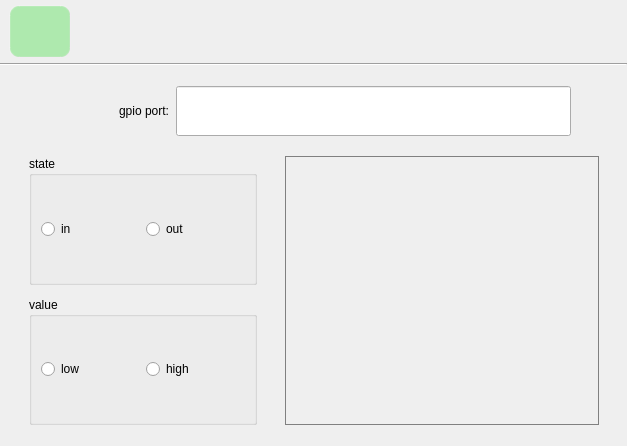
Above: gpio.ui from jizizihe/baijie_demo before the change. Below: the same form after it.
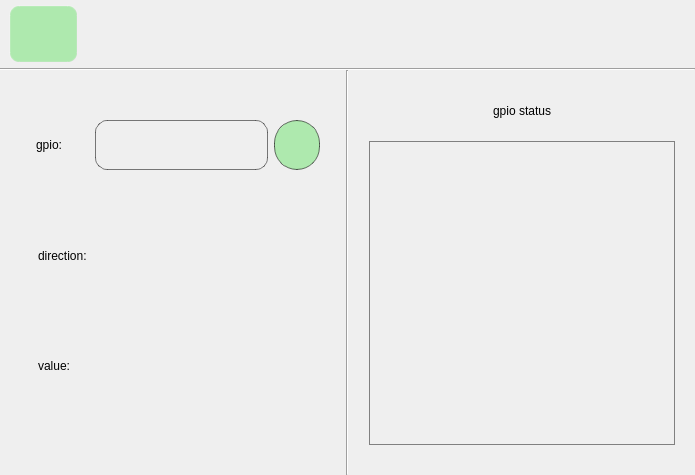
That is the form after the change. Icons and pictures are not drawn. Custom widgets are drawn as their Qt base class.

Commit message: func: 1.add cancel pair, disconnect, stop scanning, and display matched bluetooth in bluetooth       2.add display connected devices in wifi       3.change function button style and change layout in gpio       4.change layout in ethernet

```diff
--- a/gpio.ui
+++ b/gpio.ui
@@ -6,8 +6,8 @@
    <rect>
     <x>0</x>
     <y>0</y>
-    <width>627</width>
-    <height>446</height>
+    <width>695</width>
+    <height>475</height>
    </rect>
   </property>
   <property name="sizePolicy">
@@ -47,6 +47,11 @@
     outline: none; /*去掉按钮的虚线框*/
 }
 
+QMessageBox {
+background-image: url(:/button_image/all/background.jpg);
+	border:1px solid gray;
+}
+
 QPushButton:hover{ /*鼠标悬停在按钮上时*/
         background-color:rgba(100,255,100, 100);
         border-color: rgba(255, 225, 255, 200);
@@ -70,14 +75,14 @@
 QSlider::sub-page:horizontal { /*水平滑块手柄以前的部分*/
         border-image: url(:/image/slider.png);/*边框图片*/
 }
-
+ QScrollBar{ width:28px;}
 QTextEdit
 {
 	background-color:transparent;
 	border:1px solid gray;
 }</string>
   </property>
-  <layout class="QGridLayout" name="gridLayout_2" rowstretch="1,0,6">
+  <layout class="QGridLayout" name="gridLayout" rowstretch="1,0,6">
    <property name="leftMargin">
     <number>0</number>
    </property>
@@ -222,145 +227,353 @@
     </widget>
    </item>
    <item row="2" column="0">
-    <layout class="QGridLayout" name="gridLayout" rowstretch="1,5,1,13,1">
-     <property name="topMargin">
-      <number>0</number>
-     </property>
-     <property name="bottomMargin">
-      <number>0</number>
-     </property>
-     <property name="spacing">
-      <number>0</number>
-     </property>
-     <item row="4" column="0">
-      <spacer name="verticalSpacer_2">
-       <property name="orientation">
-        <enum>Qt::Vertical</enum>
-       </property>
-       <property name="sizeHint" stdset="0">
-        <size>
-         <width>20</width>
-         <height>40</height>
-        </size>
-       </property>
-      </spacer>
-     </item>
-     <item row="3" column="0">
-      <layout class="QHBoxLayout" name="horizontalLayout_3" stretch="1,8,1,11,1">
+    <layout class="QHBoxLayout" name="horizontalLayout_7" stretch="1,0,1">
+     <item>
+      <layout class="QVBoxLayout" name="verticalLayout" stretch="3,3,3,3,3,3,5">
        <property name="spacing">
-        <number>0</number>
+        <number>10</number>
        </property>
-       <property name="topMargin">
-        <number>0</number>
+       <property name="leftMargin">
+        <number>10</number>
        </property>
-       <property name="bottomMargin">
+       <property name="rightMargin">
         <number>0</number>
        </property>
        <item>
-        <spacer name="horizontalSpacer">
+        <spacer name="verticalSpacer_4">
          <property name="orientation">
-          <enum>Qt::Horizontal</enum>
+          <enum>Qt::Vertical</enum>
          </property>
          <property name="sizeHint" stdset="0">
           <size>
-           <width>40</width>
-           <height>20</height>
+           <width>20</width>
+           <height>40</height>
           </size>
          </property>
         </spacer>
        </item>
        <item>
-        <layout class="QVBoxLayout" name="verticalLayout">
+        <layout class="QHBoxLayout" name="horizontalLayout_2" stretch="2,4,13,3,2">
          <property name="spacing">
-          <number>12</number>
+          <number>6</number>
+         </property>
+         <property name="leftMargin">
+          <number>0</number>
          </property>
          <property name="topMargin">
           <number>0</number>
          </property>
-         <property name="bottomMargin">
+         <property name="rightMargin">
           <number>0</number>
          </property>
          <item>
-          <widget class="QGroupBox" name="stateGroup">
-           <property name="focusPolicy">
-            <enum>Qt::WheelFocus</enum>
+          <spacer name="horizontalSpacer_2">
+           <property name="orientation">
+            <enum>Qt::Horizontal</enum>
            </property>
-           <property name="title">
-            <string>state</string>
+           <property name="sizeHint" stdset="0">
+            <size>
+             <width>40</width>
+             <height>20</height>
+            </size>
            </property>
-           <layout class="QHBoxLayout" name="horizontalLayout_2">
-            <property name="topMargin">
-             <number>0</number>
-            </property>
-            <property name="bottomMargin">
-             <number>0</number>
-            </property>
-            <item>
-             <widget class="QRadioButton" name="rBtnin">
-              <property name="text">
-               <string>in</string>
-              </property>
-             </widget>
-            </item>
-            <item>
-             <widget class="QRadioButton" name="rBtnout">
-              <property name="text">
-               <string>out</string>
-              </property>
-             </widget>
-            </item>
-           </layout>
+          </spacer>
+         </item>
+         <item>
+          <widget class="QLabel" name="label">
+           <property name="text">
+            <string>gpio: </string>
+           </property>
+           <property name="alignment">
+            <set>Qt::AlignLeading|Qt::AlignLeft|Qt::AlignVCenter</set>
+           </property>
           </widget>
          </item>
          <item>
-          <widget class="QGroupBox" name="valueGroup">
-           <property name="focusPolicy">
-            <enum>Qt::WheelFocus</enum>
+          <widget class="QLineEdit" name="lineedit1_1">
+           <property name="sizePolicy">
+            <sizepolicy hsizetype="Minimum" vsizetype="Minimum">
+             <horstretch>0</horstretch>
+             <verstretch>0</verstretch>
+            </sizepolicy>
            </property>
-           <property name="title">
-            <string>value</string>
+           <property name="minimumSize">
+            <size>
+             <width>0</width>
+             <height>0</height>
+            </size>
            </property>
-           <layout class="QHBoxLayout" name="horizontalLayout_7">
-            <property name="leftMargin">
-             <number>9</number>
-            </property>
-            <property name="topMargin">
-             <number>5</number>
-            </property>
-            <property name="bottomMargin">
-             <number>5</number>
-            </property>
-            <item>
-             <widget class="QRadioButton" name="rBtnlow">
-              <property name="text">
-               <string>low</string>
-              </property>
-             </widget>
-            </item>
-            <item>
-             <widget class="QRadioButton" name="rBtnhigh">
-              <property name="text">
-               <string>high</string>
-              </property>
-             </widget>
-            </item>
-           </layout>
+           <property name="maximumSize">
+            <size>
+             <width>16777215</width>
+             <height>16777215</height>
+            </size>
+           </property>
+           <property name="styleSheet">
+            <string notr="true">    border-style: outset; /*边框样式*/
+     border-width:  1px;  /*边框宽度为4像素*/
+     border-radius: 12px; /*边框圆角半径*/
+     border-color: rgba(0, 0, 0,130);/*边框颜色*/
+background-color:transparent;
+     padding: 6px; /*填衬*/
+	outline: none; /*去掉按钮的虚线框*/</string>
+           </property>
           </widget>
          </item>
+         <item>
+          <widget class="QPushButton" name="pushButton">
+           <property name="sizePolicy">
+            <sizepolicy hsizetype="Minimum" vsizetype="Minimum">
+             <horstretch>0</horstretch>
+             <verstretch>0</verstretch>
+            </sizepolicy>
+           </property>
+           <property name="styleSheet">
+            <string notr="true"> border-color: rgba(0, 0, 0,140);/*边框颜色*/
+     border-radius: 23px; /*边框圆角半径*/
+border-width:  1px;  /*边框宽度为4像素*/</string>
+           </property>
+           <property name="text">
+            <string/>
+           </property>
+           <property name="icon">
+            <iconset resource="translation.qrc">
+             <normaloff>:/button_image/tips.svg</normaloff>:/button_image/tips.svg</iconset>
+           </property>
+           <property name="iconSize">
+            <size>
+             <width>32</width>
+             <height>32</height>
+            </size>
+           </property>
+          </widget>
+         </item>
+         <item>
+          <spacer name="horizontalSpacer_11">
+           <property name="orientation">
+            <enum>Qt::Horizontal</enum>
+           </property>
+           <property name="sizeHint" stdset="0">
+            <size>
+             <width>40</width>
+             <height>20</height>
+            </size>
+           </property>
+          </spacer>
+         </item>
         </layout>
        </item>
        <item>
-        <spacer name="horizontalSpacer_2">
+        <spacer name="verticalSpacer">
          <property name="orientation">
-          <enum>Qt::Horizontal</enum>
+          <enum>Qt::Vertical</enum>
          </property>
          <property name="sizeHint" stdset="0">
           <size>
-           <width>40</width>
-           <height>20</height>
+           <width>20</width>
+           <height>13</height>
           </size>
          </property>
         </spacer>
+       </item>
+       <item>
+        <layout class="QHBoxLayout" name="horizontalLayout_6" stretch="2,7,7,8">
+         <property name="spacing">
+          <number>0</number>
+         </property>
+         <item>
+          <spacer name="horizontalSpacer_10">
+           <property name="orientation">
+            <enum>Qt::Horizontal</enum>
+           </property>
+           <property name="sizeHint" stdset="0">
+            <size>
+             <width>40</width>
+             <height>20</height>
+            </size>
+           </property>
+          </spacer>
+         </item>
+         <item>
+          <widget class="QLabel" name="label_5">
+           <property name="text">
+            <string>direction: </string>
+           </property>
+           <property name="alignment">
+            <set>Qt::AlignLeading|Qt::AlignLeft|Qt::AlignVCenter</set>
+           </property>
+          </widget>
+         </item>
+         <item>
+          <widget class="SwitchControl" name="status_Switch" native="true"/>
+         </item>
+         <item>
+          <spacer name="horizontalSpacer_4">
+           <property name="orientation">
+            <enum>Qt::Horizontal</enum>
+           </property>
+           <property name="sizeHint" stdset="0">
+            <size>
+             <width>40</width>
+             <height>20</height>
+            </size>
+           </property>
+          </spacer>
+         </item>
+        </layout>
+       </item>
+       <item>
+        <spacer name="verticalSpacer_5">
+         <property name="orientation">
+          <enum>Qt::Vertical</enum>
+         </property>
+         <property name="sizeHint" stdset="0">
+          <size>
+           <width>20</width>
+           <height>40</height>
+          </size>
+         </property>
+        </spacer>
+       </item>
+       <item>
+        <layout class="QHBoxLayout" name="horizontalLayout" stretch="2,7,7,8">
+         <property name="spacing">
+          <number>0</number>
+         </property>
+         <item>
+          <spacer name="horizontalSpacer_6">
+           <property name="orientation">
+            <enum>Qt::Horizontal</enum>
+           </property>
+           <property name="sizeHint" stdset="0">
+            <size>
+             <width>40</width>
+             <height>20</height>
+            </size>
+           </property>
+          </spacer>
+         </item>
+         <item>
+          <widget class="QLabel" name="label_2">
+           <property name="sizePolicy">
+            <sizepolicy hsizetype="Minimum" vsizetype="Minimum">
+             <horstretch>0</horstretch>
+             <verstretch>0</verstretch>
+            </sizepolicy>
+           </property>
+           <property name="layoutDirection">
+            <enum>Qt::LeftToRight</enum>
+           </property>
+           <property name="styleSheet">
+            <string notr="true"/>
+           </property>
+           <property name="text">
+            <string>value: </string>
+           </property>
+           <property name="alignment">
+            <set>Qt::AlignLeading|Qt::AlignLeft|Qt::AlignVCenter</set>
+           </property>
+          </widget>
+         </item>
+         <item>
+          <widget class="SwitchControl" name="value_Switch" native="true"/>
+         </item>
+         <item>
+          <spacer name="horizontalSpacer_8">
+           <property name="orientation">
+            <enum>Qt::Horizontal</enum>
+           </property>
+           <property name="sizeHint" stdset="0">
+            <size>
+             <width>13</width>
+             <height>13</height>
+            </size>
+           </property>
+          </spacer>
+         </item>
+        </layout>
+       </item>
+       <item>
+        <spacer name="verticalSpacer_7">
+         <property name="orientation">
+          <enum>Qt::Vertical</enum>
+         </property>
+         <property name="sizeHint" stdset="0">
+          <size>
+           <width>20</width>
+           <height>40</height>
+          </size>
+         </property>
+        </spacer>
+       </item>
+      </layout>
+     </item>
+     <item>
+      <widget class="Line" name="line_2">
+       <property name="orientation">
+        <enum>Qt::Vertical</enum>
+       </property>
+      </widget>
+     </item>
+     <item>
+      <layout class="QVBoxLayout" name="verticalLayout_2" stretch="2,10,1">
+       <property name="leftMargin">
+        <number>20</number>
+       </property>
+       <property name="topMargin">
+        <number>10</number>
+       </property>
+       <property name="rightMargin">
+        <number>20</number>
+       </property>
+       <property name="bottomMargin">
+        <number>0</number>
+       </property>
+       <item>
+        <layout class="QHBoxLayout" name="horizontalLayout_3" stretch="1,1,1">
+         <property name="leftMargin">
+          <number>0</number>
+         </property>
+         <property name="rightMargin">
+          <number>0</number>
+         </property>
+         <item>
+          <spacer name="horizontalSpacer">
+           <property name="orientation">
+            <enum>Qt::Horizontal</enum>
+           </property>
+           <property name="sizeHint" stdset="0">
+            <size>
+             <width>40</width>
+             <height>20</height>
+            </size>
+           </property>
+          </spacer>
+         </item>
+         <item>
+          <widget class="QLabel" name="label_4">
+           <property name="text">
+            <string>gpio status</string>
+           </property>
+           <property name="alignment">
+            <set>Qt::AlignCenter</set>
+           </property>
+          </widget>
+         </item>
+         <item>
+          <spacer name="horizontalSpacer_7">
+           <property name="orientation">
+            <enum>Qt::Horizontal</enum>
+           </property>
+           <property name="sizeHint" stdset="0">
+            <size>
+             <width>40</width>
+             <height>20</height>
+            </size>
+           </property>
+          </spacer>
+         </item>
+        </layout>
        </item>
        <item>
         <widget class="QTextEdit" name="display">
@@ -370,127 +583,46 @@
          <property name="layoutDirection">
           <enum>Qt::LeftToRight</enum>
          </property>
-        </widget>
-       </item>
-       <item>
-        <spacer name="horizontalSpacer_7">
-         <property name="orientation">
-          <enum>Qt::Horizontal</enum>
+         <property name="styleSheet">
+          <string notr="true">
+     border-width:  1px;  /*边框宽度为4像素*/
+     border-radius: 12px; /*边框圆角半径*/
+     padding: 6px; /*填衬*/
+  background-color:rgba(255, 255, 255, 80);
+ border-color: rgba(0, 0, 0,130);/*边框颜色*/
+ QScrollBar{ width:36px;}</string>
          </property>
-         <property name="sizeHint" stdset="0">
-          <size>
-           <width>40</width>
-           <height>20</height>
-          </size>
-         </property>
-        </spacer>
-       </item>
-      </layout>
-     </item>
-     <item row="1" column="0">
-      <layout class="QHBoxLayout" name="horizontalLayout" stretch="1,2,7,1">
-       <property name="spacing">
-        <number>7</number>
-       </property>
-       <property name="topMargin">
-        <number>0</number>
-       </property>
-       <property name="bottomMargin">
-        <number>0</number>
-       </property>
-       <item>
-        <spacer name="horizontalSpacer_4">
-         <property name="orientation">
-          <enum>Qt::Horizontal</enum>
-         </property>
-         <property name="sizeHint" stdset="0">
-          <size>
-           <width>40</width>
-           <height>20</height>
-          </size>
-         </property>
-        </spacer>
-       </item>
-       <item>
-        <widget class="QLabel" name="label">
-         <property name="focusPolicy">
-          <enum>Qt::WheelFocus</enum>
-         </property>
-         <property name="text">
-          <string>gpio port:</string>
-         </property>
-         <property name="alignment">
-          <set>Qt::AlignRight|Qt::AlignTrailing|Qt::AlignVCenter</set>
-         </property>
         </widget>
        </item>
        <item>
-        <widget class="QLineEdit" name="lineedit1_1">
-         <property name="sizePolicy">
-          <sizepolicy hsizetype="Minimum" vsizetype="Minimum">
-           <horstretch>0</horstretch>
-           <verstretch>0</verstretch>
-          </sizepolicy>
-         </property>
-         <property name="minimumSize">
-          <size>
-           <width>0</width>
-           <height>50</height>
-          </size>
-         </property>
-         <property name="maximumSize">
-          <size>
-           <width>16777215</width>
-           <height>50</height>
-          </size>
-         </property>
-        </widget>
-       </item>
-       <item>
-        <spacer name="horizontalSpacer_5">
+        <spacer name="verticalSpacer_2">
          <property name="orientation">
-          <enum>Qt::Horizontal</enum>
+          <enum>Qt::Vertical</enum>
          </property>
          <property name="sizeHint" stdset="0">
           <size>
-           <width>40</width>
-           <height>20</height>
+           <width>20</width>
+           <height>40</height>
           </size>
          </property>
         </spacer>
        </item>
       </layout>
      </item>
-     <item row="0" column="0">
-      <spacer name="verticalSpacer">
-       <property name="orientation">
-        <enum>Qt::Vertical</enum>
-       </property>
-       <property name="sizeHint" stdset="0">
-        <size>
-         <width>20</width>
-         <height>40</height>
-        </size>
-       </property>
-      </spacer>
-     </item>
-     <item row="2" column="0">
-      <spacer name="verticalSpacer_3">
-       <property name="orientation">
-        <enum>Qt::Vertical</enum>
-       </property>
-       <property name="sizeHint" stdset="0">
-        <size>
-         <width>20</width>
-         <height>40</height>
-        </size>
-       </property>
-      </spacer>
-     </item>
     </layout>
    </item>
   </layout>
  </widget>
- <resources/>
+ <customwidgets>
+  <customwidget>
+   <class>SwitchControl</class>
+   <extends>QWidget</extends>
+   <header location="global">switchcontrol.h</header>
+   <container>1</container>
+  </customwidget>
+ </customwidgets>
+ <resources>
+  <include location="translation.qrc"/>
+ </resources>
  <connections/>
 </ui>
```
The commit also changes 52 other files.
